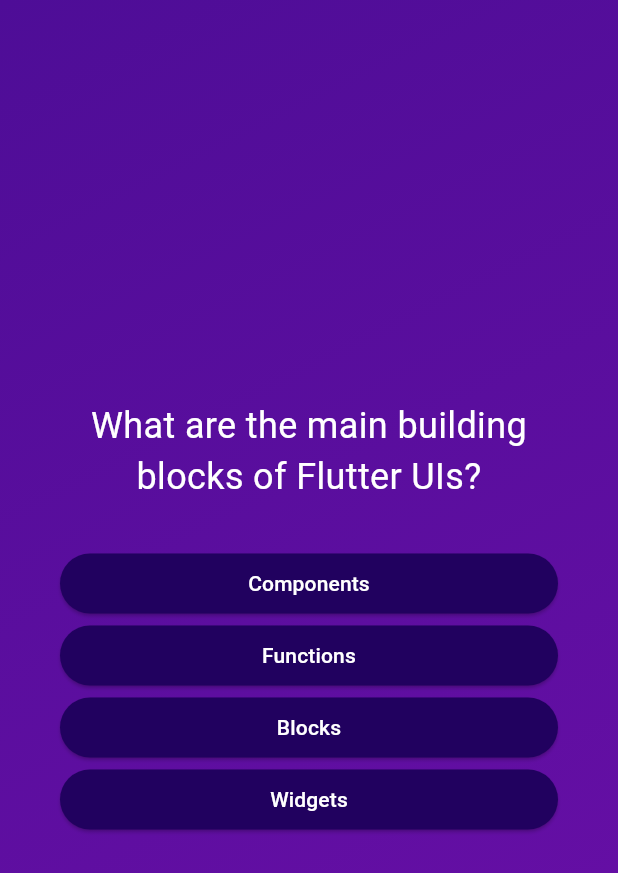
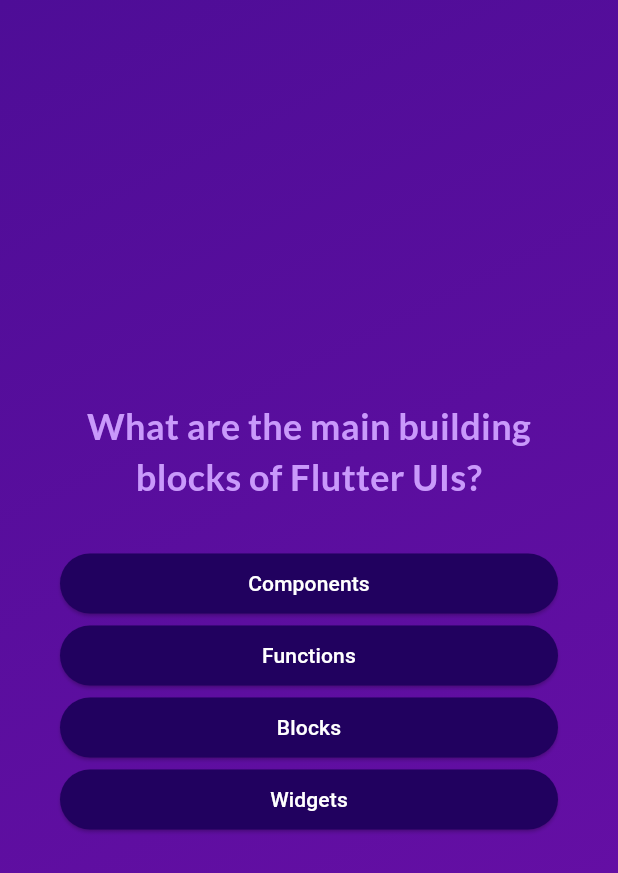
Before and after one commit to alpeshjamgade/Quiz-App, a Flutter app: the screen it shows after launch, after a tap on "Start Quiz", on a phone screen of 412 x 824 dp. Shown: the top 873 px of the screen. Run offline on Flutter 3.47's test engine with Material 3 defaults, Android fonts, the phone set to English and light mode, and no system bars; our stand-ins replace google_fonts.

Commit message:
use google fonts

```diff
--- a/lib/questions_screen.dart
+++ b/lib/questions_screen.dart
@@ -1,6 +1,7 @@
 import 'package:adv_basics/answer_button.dart';
 import 'package:adv_basics/data/questions.dart';
 import 'package:flutter/material.dart';
+import 'package:google_fonts/google_fonts.dart';
 
 class QuestionsScreen extends StatefulWidget {
   const QuestionsScreen({super.key});
@@ -15,7 +16,6 @@ class _QuestionsScreenState extends State<QuestionsScreen> {
   var currentQuestionIndex = 0;
 
   void answerQuestion() {
-
     setState(() {
       currentQuestionIndex++;
     });
@@ -35,9 +35,10 @@ class _QuestionsScreenState extends State<QuestionsScreen> {
           children: [
             Text(
               currentQuestion.text,
-              style: const TextStyle(
-                color: Colors.white,
+              style: GoogleFonts.lato(
+                color: const Color.fromARGB(255, 201, 153, 251),
                 fontSize: 24,
+                fontWeight: FontWeight.bold,
               ),
               textAlign: TextAlign.center,
             ),
--- a/lib/quiz.dart
+++ b/lib/quiz.dart
@@ -12,19 +12,16 @@ class Quiz extends StatefulWidget {
 }
 
 class _QuizState extends State<Quiz> {
+  final List<String> selectedAnswers = [];
   var activeScreen = 'start-screen';
-  // Widget? activeScreen;
-  //
-  // @override
-  // void initState() {
-  //   activeScreen = StartScreen(switchScreen);
-  //   super.initState();
-  // }
-
   void switchScreen() {
     setState(() {
       activeScreen = 'questions-screen';
     });
+  }
+
+  void chooseAnswer(String answer) {
+    selectedAnswers.add(answer);
   }
 
   @override
--- a/lib/start_screen.dart
+++ b/lib/start_screen.dart
@@ -1,4 +1,5 @@
 import 'package:flutter/material.dart';
+import 'package:google_fonts/google_fonts.dart';
 
 class StartScreen extends StatelessWidget {
   const StartScreen(this.startQuiz, {super.key});
@@ -21,11 +22,12 @@ class StartScreen extends StatelessWidget {
         Image.asset('assets/images/quiz-logo.png',
             width: 300, color: const Color.fromARGB(150, 255, 255, 255)),
         const SizedBox(height: 50),
-        const Text(
+        Text(
           'Learn Flutter the fun way!',
-          style: TextStyle(
-            color: Colors.white,
-            fontSize: 25,
+          style: GoogleFonts.lato(
+            color: const Color.fromARGB(255, 237, 223, 252),
+            fontSize: 24,
+            fontWeight: FontWeight.bold,
           ),
         ),
         const SizedBox(height: 50),
--- a/pubspec.yaml
+++ b/pubspec.yaml
@@ -35,6 +35,7 @@ dependencies:
   # The following adds the Cupertino Icons font to your application.
   # Use with the CupertinoIcons class for iOS style icons.
   cupertino_icons: ^1.0.2
+  google_fonts: ^6.1.0
 
 dev_dependencies:
   flutter_test:
```
Also changed, not shown: pubspec.lock, 1 other file.
